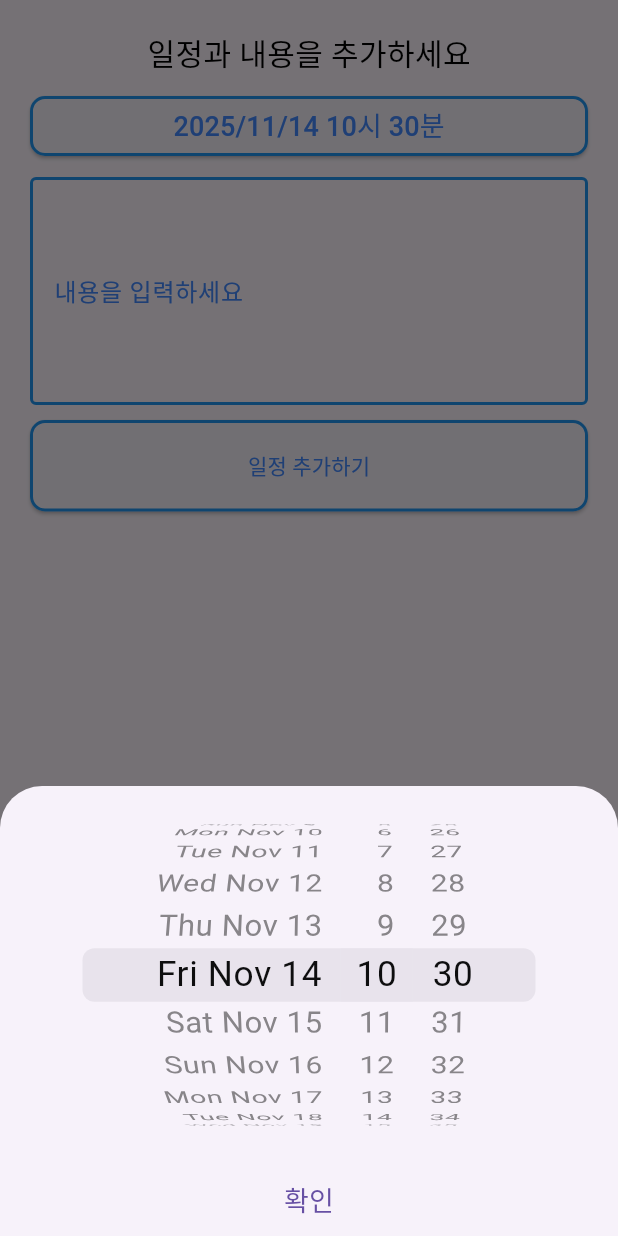
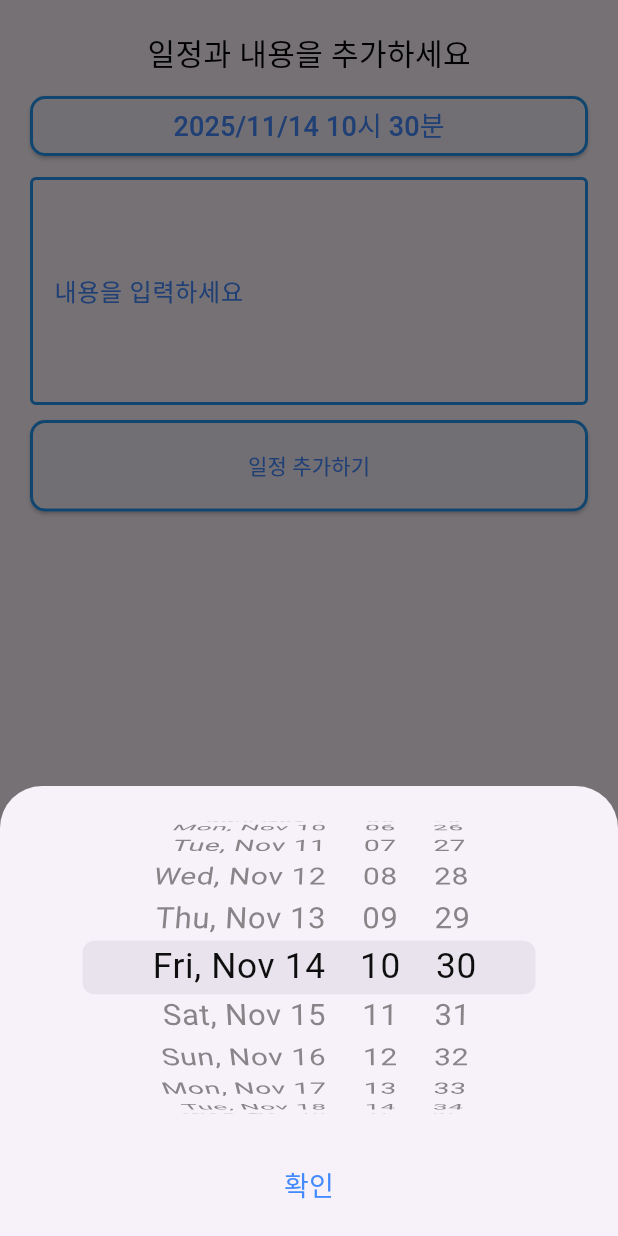
Before and after one commit to devhyunwoo/flutter_doit, a Flutter app: the HomeBottomSheet widget shown alone on an empty page, opened directly, after a tap on an icon or button, on a phone screen of 412 x 824 dp. Run offline on Flutter 3.47's test engine with Material 3 defaults, Android fonts, the phone set to English and light mode, and no system bars; our stand-ins replace dio, flutter_riverpod, freezed_annotation, go_router, sqflite; accounts and stored records are empty.

Commit message:
todo제거시 상태 관리 안되고 있었던 오류 수정

```diff
--- a/lib/ui/home/view/widgets/bottom_sheet/bottom_sheet.dart
+++ b/lib/ui/home/view/widgets/bottom_sheet/bottom_sheet.dart
@@ -54,13 +54,15 @@ class HomeBottomSheet extends ConsumerWidget {
             side: BorderSide(color: Colors.blue, width: 2),
           ),
         ),
-        child: Text('${dateTime.year}/${dateTime.month}/${dateTime.day} ${dateTime.hour}시 ${dateTime.minute}분',style: TextStyle(fontSize: 18),),
+        child: Text(
+          '${dateTime.year}/${dateTime.month}/${dateTime.day} ${dateTime.hour}시 ${dateTime.minute}분',
+          style: TextStyle(fontSize: 18),
+        ),
       ),
     );
   }
 
   Widget _contentItem(WidgetRef ref) {
-    final content = ref.watch(bottomSheetProvider).content;
     return TextField(
       decoration: const InputDecoration(
         labelText: '내용을 입력하세요',
@@ -72,10 +74,6 @@ class HomeBottomSheet extends ConsumerWidget {
         focusedBorder: OutlineInputBorder(
           borderSide: BorderSide(color: Colors.blueAccent, width: 2),
         ),
-      ),
-      controller: TextEditingController(text: content)
-        ..selection = TextSelection.fromPosition(
-          TextPosition(offset: content.length),
       ),
       onChanged: ref.read(bottomSheetProvider.notifier).setContent,
       minLines: 5,
@@ -107,10 +105,12 @@ class HomeBottomSheet extends ConsumerWidget {
   Future<DateTime?> _showRollingDateTimePicker(BuildContext context) {
     return showModalBottomSheet<DateTime>(
       context: context,
+      isScrollControlled: true,
       builder: (_) {
         DateTime temp = DateTime.now();
 
-        return SizedBox(
+        return SafeArea(
+          child: SizedBox(
             height: 300,
             child: Column(
               children: [
@@ -122,16 +122,18 @@ class HomeBottomSheet extends ConsumerWidget {
                     onDateTimeChanged: (value) => {temp = value},
                   ),
                 ),
-              SizedBox(
+                Container(
+                  padding: EdgeInsets.only(bottom: 10),
                   width: double.infinity,
                   child: TextButton(
                     onPressed: () {
                       context.pop(temp);
                     },
-                  child: Text('확인', style: TextStyle(fontSize: 18)),
+                    child: Text('확인', style: TextStyle(fontSize: 18, color: Colors.blueAccent)),
                   ),
                 ),
               ],
+            ),
           ),
         );
       },
--- a/lib/ui/home/view_model/home_view_model.dart
+++ b/lib/ui/home/view_model/home_view_model.dart
@@ -48,6 +48,12 @@ class HomeViewModel extends AsyncNotifier<HomeState> {
   Future<void> _removeTodo(TodoModel todo) async {
     final repository = await ref.read(dbRepositoryProvider.future);
     await repository.deleteTodo(todo);
+    final removedState = state.value?.items
+        .where((item) => item.id != todo.id)
+        .toList();
+    if (removedState != null) {
+      state = AsyncValue.data(HomeState(items: removedState));
+    }
   }
 
   Future<void> setEvent(HomeEvent event) async {
--- a/pubspec.yaml
+++ b/pubspec.yaml
@@ -47,7 +47,8 @@ dependencies:
   path: ^1.9.1
   dio: ^5.9.0
   logger: ^2.6.2
-
+  flutter_localizations:
+    sdk: flutter
 dev_dependencies:
   flutter_test:
     sdk: flutter
```
Also changed, not shown: lib/main.dart (+9 -1 lines), pubspec.lock. Lines whose indentation alone changed are shown as unchanged.
